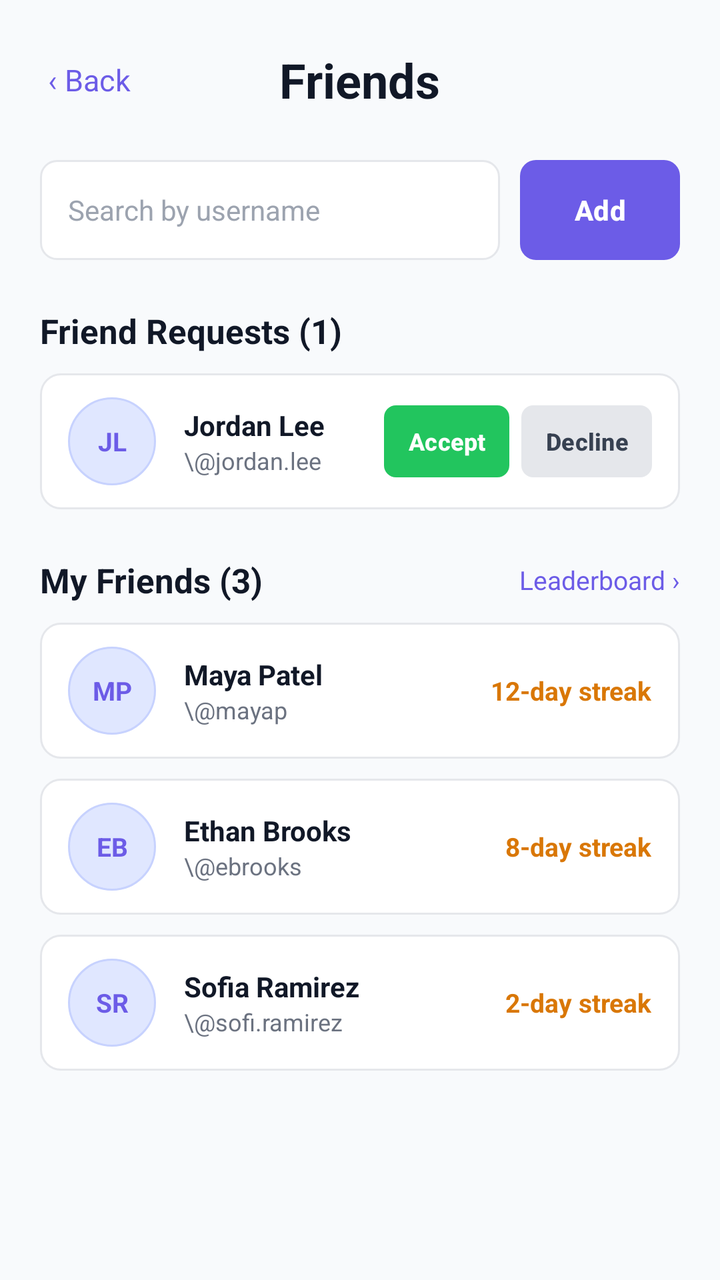
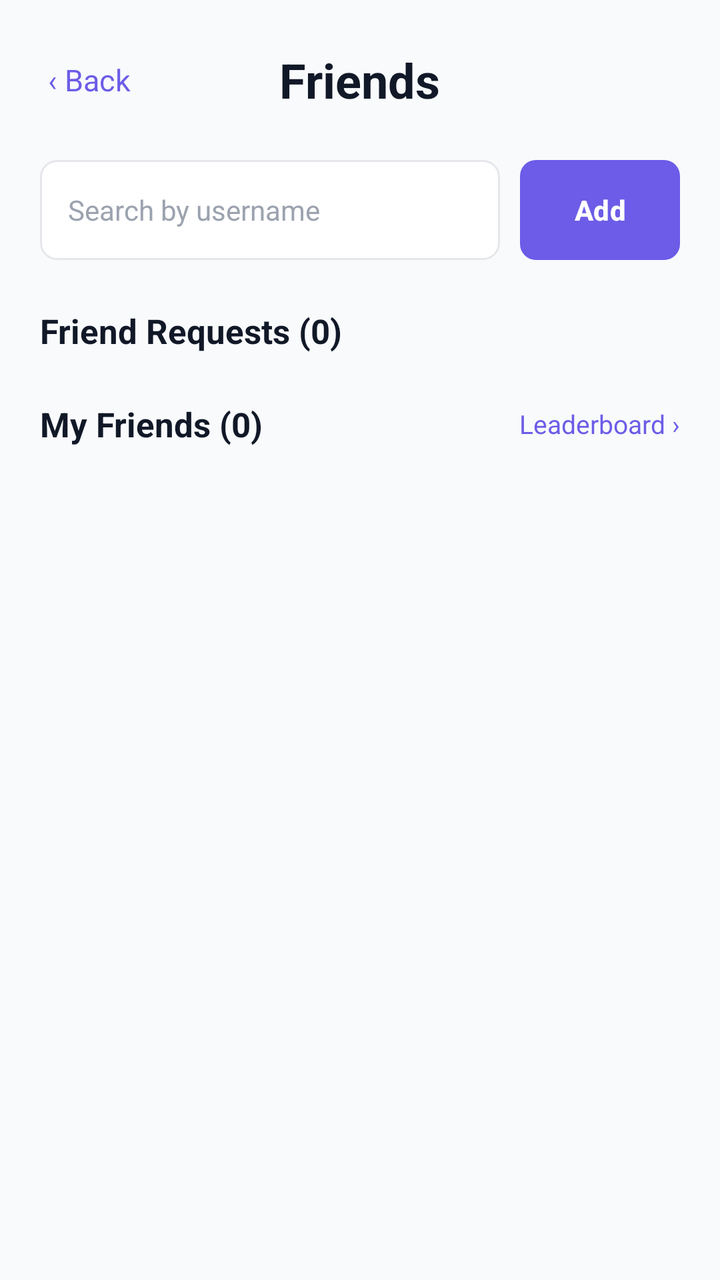

Two renders of the same Android screen: before a commit and after it. Below are the layout's source before the change and the commit's diff.
<!-- AndroidManifest.xml: application theme Theme.ShortFormBlocker -->
<!-- res/layout/fragment_friends.xml -->
<?xml version="1.0" encoding="utf-8"?>
<LinearLayout xmlns:android="http://schemas.android.com/apk/res/android"
    xmlns:app="http://schemas.android.com/apk/res-auto"
    xmlns:tools="http://schemas.android.com/tools"
    android:id="@+id/friends_root"
    android:layout_width="match_parent"
    android:layout_height="match_parent"
    android:background="@color/fs_background"
    android:orientation="vertical"
    tools:context=".FriendsFragment">

    <ScrollView
        android:layout_width="match_parent"
        android:layout_height="0dp"
        android:layout_weight="1"
        android:fillViewport="true">

        <LinearLayout
            android:layout_width="match_parent"
            android:layout_height="wrap_content"
            android:orientation="vertical"
            android:paddingStart="20dp"
            android:paddingTop="12dp"
            android:paddingEnd="20dp"
            android:paddingBottom="20dp">

            
            <FrameLayout
                android:layout_width="match_parent"
                android:layout_height="56dp">

                <TextView
                    android:id="@+id/btn_back"
                    android:layout_width="wrap_content"
                    android:layout_height="wrap_content"
                    android:layout_gravity="start|center_vertical"
                    android:padding="4dp"
                    android:text="‹ Back"
                    android:textColor="@color/fs_primary"
                    android:textSize="15sp" />

                <TextView
                    android:layout_width="wrap_content"
                    android:layout_height="wrap_content"
                    android:layout_gravity="center"
                    android:text="Friends"
                    android:textColor="@color/fs_text_primary"
                    android:textSize="24sp"
                    android:textStyle="bold" />
            </FrameLayout>

            
            <LinearLayout
                android:layout_width="match_parent"
                android:layout_height="wrap_content"
                android:layout_marginTop="12dp"
                android:gravity="center_vertical"
                android:orientation="horizontal">

                <EditText
                    android:id="@+id/et_search_username"
                    android:layout_width="0dp"
                    android:layout_height="50dp"
                    android:layout_weight="1"
                    android:autofillHints="username"
                    android:background="@drawable/bg_fs_search"
                    android:hint="Search by username"
                    android:inputType="text"
                    android:paddingStart="14dp"
                    android:paddingEnd="14dp"
                    android:textColor="@color/fs_text_primary"
                    android:textColorHint="@color/fs_text_hint"
                    android:textSize="14sp" />

                <com.google.android.material.button.MaterialButton
                    android:id="@+id/btn_add_friend"
                    android:layout_width="wrap_content"
                    android:layout_height="50dp"
                    android:layout_marginStart="10dp"
                    android:insetTop="0dp"
                    android:insetBottom="0dp"
                    android:minWidth="80dp"
                    android:text="Add"
                    android:textColor="@color/fs_card"
                    android:textStyle="bold"
                    app:backgroundTint="@color/fs_primary"
                    app:cornerRadius="8dp" />
            </LinearLayout>

            
            <TextView
                style="@style/FS.SectionTitle"
                android:layout_marginTop="24dp"
                android:text="Friend Requests (1)" />

            <LinearLayout style="@style/FS.Card">

                <TextView
                    style="@style/FS.Avatar"
                    android:text="JL" />

                <LinearLayout
                    android:layout_width="0dp"
                    android:layout_height="wrap_content"
                    android:layout_marginStart="14dp"
                    android:layout_weight="1"
                    android:orientation="vertical">

                    <TextView
                        style="@style/FS.NameText"
                        android:text="Jordan Lee" />

                    <TextView
                        style="@style/FS.SubText"
                        android:text="\@jordan.lee" />
                </LinearLayout>

                <com.google.android.material.button.MaterialButton
                    android:id="@+id/btn_accept"
                    android:layout_width="wrap_content"
                    android:layout_height="36dp"
                    android:insetTop="0dp"
                    android:insetBottom="0dp"
                    android:minWidth="0dp"
                    android:paddingStart="12dp"
                    android:paddingEnd="12dp"
                    android:text="Accept"
                    android:textColor="@color/fs_card"
                    android:textSize="12sp"
                    android:textStyle="bold"
                    app:backgroundTint="@color/fs_accept_green"
                    app:cornerRadius="6dp" />

                <com.google.android.material.button.MaterialButton
                    android:id="@+id/btn_decline"
                    android:layout_width="wrap_content"
                    android:layout_height="36dp"
                    android:layout_marginStart="6dp"
                    android:insetTop="0dp"
                    android:insetBottom="0dp"
                    android:minWidth="0dp"
                    android:paddingStart="12dp"
                    android:paddingEnd="12dp"
                    android:text="Decline"
                    android:textColor="@color/fs_decline_text"
                    android:textSize="12sp"
                    android:textStyle="bold"
                    app:backgroundTint="@color/fs_decline_gray"
                    app:cornerRadius="6dp" />
            </LinearLayout>

            
            <LinearLayout
                android:layout_width="match_parent"
                android:layout_height="wrap_content"
                android:layout_marginTop="24dp"
                android:gravity="center_vertical"
                android:orientation="horizontal">

                <TextView
                    style="@style/FS.SectionTitle"
                    android:layout_width="0dp"
                    android:layout_weight="1"
                    android:text="My Friends (3)" />

                <TextView
                    android:id="@+id/link_leaderboard"
                    android:layout_width="wrap_content"
                    android:layout_height="wrap_content"
                    android:text="Leaderboard ›"
                    android:textColor="@color/fs_primary"
                    android:textSize="13sp" />
            </LinearLayout>

            <LinearLayout style="@style/FS.Card">

                <TextView
                    style="@style/FS.Avatar"
                    android:text="MP" />

                <LinearLayout
                    android:layout_width="0dp"
                    android:layout_height="wrap_content"
                    android:layout_marginStart="14dp"
                    android:layout_weight="1"
                    android:orientation="vertical">

                    <TextView
                        style="@style/FS.NameText"
                        android:text="Maya Patel" />

                    <TextView
                        style="@style/FS.SubText"
                        android:text="\@mayap" />
                </LinearLayout>

                <TextView
                    android:layout_width="wrap_content"
                    android:layout_height="wrap_content"
                    android:text="12-day streak"
                    android:textColor="@color/fs_streak_orange"
                    android:textSize="13sp"
                    android:textStyle="bold" />
            </LinearLayout>

            <LinearLayout style="@style/FS.Card">

                <TextView
                    style="@style/FS.Avatar"
                    android:text="EB" />

                <LinearLayout
                    android:layout_width="0dp"
                    android:layout_height="wrap_content"
                    android:layout_marginStart="14dp"
                    android:layout_weight="1"
                    android:orientation="vertical">

                    <TextView
                        style="@style/FS.NameText"
                        android:text="Ethan Brooks" />

                    <TextView
                        style="@style/FS.SubText"
                        android:text="\@ebrooks" />
                </LinearLayout>

                <TextView
                    android:layout_width="wrap_content"
                    android:layout_height="wrap_content"
                    android:text="8-day streak"
                    android:textColor="@color/fs_streak_orange"
                    android:textSize="13sp"
                    android:textStyle="bold" />
            </LinearLayout>

            <LinearLayout style="@style/FS.Card">

                <TextView
                    style="@style/FS.Avatar"
                    android:text="SR" />

                <LinearLayout
                    android:layout_width="0dp"
                    android:layout_height="wrap_content"
                    android:layout_marginStart="14dp"
                    android:layout_weight="1"
                    android:orientation="vertical">

                    <TextView
                        style="@style/FS.NameText"
                        android:text="Sofia Ramirez" />

                    <TextView
                        style="@style/FS.SubText"
                        android:text="\@sofi.ramirez" />
                </LinearLayout>

                <TextView
                    android:layout_width="wrap_content"
                    android:layout_height="wrap_content"
                    android:text="2-day streak"
                    android:textColor="@color/fs_streak_orange"
                    android:textSize="13sp"
                    android:textStyle="bold" />
            </LinearLayout>

        </LinearLayout>
    </ScrollView>

</LinearLayout>
<!-- resources referenced by this layout -->
<resources>
  <color name="fs_accept_green">#FF22C55E</color>
  <color name="fs_background">#FFF8FAFC</color>
  <color name="fs_card">#FFFFFFFF</color>
  <color name="fs_decline_gray">#FFE5E7EB</color>
  <color name="fs_decline_text">#FF374151</color>
  <color name="fs_primary">#FF6C5CE7</color>
  <color name="fs_streak_orange">#FFD97706</color>
  <color name="fs_text_hint">#FF9CA3AF</color>
  <color name="fs_text_primary">#FF111827</color>
  <!-- drawable bg_fs_search (drawable) -->
  <?xml version="1.0" encoding="utf-8"?>
  <shape xmlns:android="http://schemas.android.com/apk/res/android" android:shape="rectangle">
      <solid android:color="@color/fs_card" />
      <stroke android:width="1dp" android:color="@color/fs_card_stroke" />
      <corners android:radius="8dp" />
  </shape>
  <style name="FS.Avatar">
          <item name="android:layout_width">44dp</item>
          <item name="android:layout_height">44dp</item>
          <item name="android:background">@drawable/bg_fs_avatar</item>
          <item name="android:gravity">center</item>
          <item name="android:textColor">@color/fs_primary</item>
          <item name="android:textSize">13sp</item>
          <item name="android:textStyle">bold</item>
      </style>
  <style name="FS.Card">
          <item name="android:layout_width">match_parent</item>
          <item name="android:layout_height">wrap_content</item>
          <item name="android:background">@drawable/bg_fs_card</item>
          <item name="android:gravity">center_vertical</item>
          <item name="android:orientation">horizontal</item>
          <item name="android:minHeight">64dp</item>
          <item name="android:paddingStart">14dp</item>
          <item name="android:paddingEnd">14dp</item>
          <item name="android:paddingTop">12dp</item>
          <item name="android:paddingBottom">12dp</item>
          <item name="android:layout_marginTop">10dp</item>
      </style>
  <style name="FS.NameText">
          <item name="android:layout_width">wrap_content</item>
          <item name="android:layout_height">wrap_content</item>
          <item name="android:textColor">@color/fs_text_primary</item>
          <item name="android:textSize">14sp</item>
          <item name="android:textStyle">bold</item>
      </style>
  <style name="FS.SectionTitle">
          <item name="android:layout_width">wrap_content</item>
          <item name="android:layout_height">wrap_content</item>
          <item name="android:textColor">@color/fs_text_primary</item>
          <item name="android:textSize">17sp</item>
          <item name="android:textStyle">bold</item>
      </style>
  <style name="FS.SubText">
          <item name="android:layout_width">wrap_content</item>
          <item name="android:layout_height">wrap_content</item>
          <item name="android:textColor">@color/fs_text_secondary</item>
          <item name="android:textSize">12sp</item>
      </style>
  <style name="Theme.ShortFormBlocker" parent="Base.Theme.ShortFormBlocker" />
  <color name="fs_card_stroke">#FFE5E7EB</color>
  <!-- drawable bg_fs_avatar (drawable) -->
  <?xml version="1.0" encoding="utf-8"?>
  <shape xmlns:android="http://schemas.android.com/apk/res/android" android:shape="oval">
      <solid android:color="@color/fs_primary_light" />
      <stroke android:width="1dp" android:color="@color/fs_primary_light_stroke" />
  </shape>
  <!-- drawable bg_fs_card (drawable) -->
  <?xml version="1.0" encoding="utf-8"?>
  <shape xmlns:android="http://schemas.android.com/apk/res/android" android:shape="rectangle">
      <solid android:color="@color/fs_card" />
      <stroke android:width="1dp" android:color="@color/fs_card_stroke" />
      <corners android:radius="10dp" />
  </shape>
  <color name="fs_text_secondary">#FF6B7280</color>
  <style name="Base.Theme.ShortFormBlocker" parent="Theme.Material3.DayNight.NoActionBar">
          
          
      </style>
  <color name="fs_primary_light">#FFE0E7FF</color>
  <color name="fs_primary_light_stroke">#FFC7D2FE</color>
</resources>

<!-- the commit's change to res/layout/fragment_friends.xml (unified diff, before → after) -->
@@ -89,65 +89,16 @@
 
             
             <TextView
+                android:id="@+id/friendRequestsTitle"
                 style="@style/FS.SectionTitle"
                 android:layout_marginTop="24dp"
-                android:text="Friend Requests (1)" />
+                android:text="Friend Requests (0)" />
 
-            <LinearLayout style="@style/FS.Card">
-
-                <TextView
-                    style="@style/FS.Avatar"
-                    android:text="JL" />
-
-                <LinearLayout
-                    android:layout_width="0dp"
-                    android:layout_height="wrap_content"
-                    android:layout_marginStart="14dp"
-                    android:layout_weight="1"
-                    android:orientation="vertical">
-
-                    <TextView
-                        style="@style/FS.NameText"
-                        android:text="Jordan Lee" />
-
-                    <TextView
-                        style="@style/FS.SubText"
-                        android:text="\@jordan.lee" />
-                </LinearLayout>
-
-                <com.google.android.material.button.MaterialButton
-                    android:id="@+id/btn_accept"
-                    android:layout_width="wrap_content"
-                    android:layout_height="36dp"
-                    android:insetTop="0dp"
-                    android:insetBottom="0dp"
-                    android:minWidth="0dp"
-                    android:paddingStart="12dp"
-                    android:paddingEnd="12dp"
-                    android:text="Accept"
-                    android:textColor="@color/fs_card"
-                    android:textSize="12sp"
-                    android:textStyle="bold"
-                    app:backgroundTint="@color/fs_accept_green"
-                    app:cornerRadius="6dp" />
-
-                <com.google.android.material.button.MaterialButton
-                    android:id="@+id/btn_decline"
-                    android:layout_width="wrap_content"
-                    android:layout_height="36dp"
-                    android:layout_marginStart="6dp"
-                    android:insetTop="0dp"
-                    android:insetBottom="0dp"
-                    android:minWidth="0dp"
-                    android:paddingStart="12dp"
-                    android:paddingEnd="12dp"
-                    android:text="Decline"
-                    android:textColor="@color/fs_decline_text"
-                    android:textSize="12sp"
-                    android:textStyle="bold"
-                    app:backgroundTint="@color/fs_decline_gray"
-                    app:cornerRadius="6dp" />
-            </LinearLayout>
+            <LinearLayout
+                android:id="@+id/friendRequestsContainer"
+                android:layout_width="match_parent"
+                android:layout_height="wrap_content"
+                android:orientation="vertical" />
 
             
             <LinearLayout
@@ -158,10 +109,11 @@
                 android:orientation="horizontal">
 
                 <TextView
+                    android:id="@+id/myFriendsTitle"
                     style="@style/FS.SectionTitle"
                     android:layout_width="0dp"
                     android:layout_weight="1"
-                    android:text="My Friends (3)" />
+                    android:text="My Friends (0)" />
 
                 <TextView
                     android:id="@+id/link_leaderboard"
@@ -172,98 +124,11 @@
                     android:textSize="13sp" />
             </LinearLayout>
 
-            <LinearLayout style="@style/FS.Card">
-
-                <TextView
-                    style="@style/FS.Avatar"
-                    android:text="MP" />
-
-                <LinearLayout
-                    android:layout_width="0dp"
-                    android:layout_height="wrap_content"
-                    android:layout_marginStart="14dp"
-                    android:layout_weight="1"
-                    android:orientation="vertical">
-
-                    <TextView
-                        style="@style/FS.NameText"
-                        android:text="Maya Patel" />
-
-                    <TextView
-                        style="@style/FS.SubText"
-                        android:text="\@mayap" />
-                </LinearLayout>
-
-                <TextView
-                    android:layout_width="wrap_content"
-                    android:layout_height="wrap_content"
-                    android:text="12-day streak"
-                    android:textColor="@color/fs_streak_orange"
-                    android:textSize="13sp"
-                    android:textStyle="bold" />
-            </LinearLayout>
-
-            <LinearLayout style="@style/FS.Card">
-
-                <TextView
-                    style="@style/FS.Avatar"
-                    android:text="EB" />
-
-                <LinearLayout
-                    android:layout_width="0dp"
-                    android:layout_height="wrap_content"
-                    android:layout_marginStart="14dp"
-                    android:layout_weight="1"
-                    android:orientation="vertical">
-
-                    <TextView
-                        style="@style/FS.NameText"
-                        android:text="Ethan Brooks" />
-
-                    <TextView
-                        style="@style/FS.SubText"
-                        android:text="\@ebrooks" />
-                </LinearLayout>
-
-                <TextView
-                    android:layout_width="wrap_content"
-                    android:layout_height="wrap_content"
-                    android:text="8-day streak"
-                    android:textColor="@color/fs_streak_orange"
-                    android:textSize="13sp"
-                    android:textStyle="bold" />
-            </LinearLayout>
-
-            <LinearLayout style="@style/FS.Card">
-
-                <TextView
-                    style="@style/FS.Avatar"
-                    android:text="SR" />
-
-                <LinearLayout
-                    android:layout_width="0dp"
-                    android:layout_height="wrap_content"
-                    android:layout_marginStart="14dp"
-                    android:layout_weight="1"
-                    android:orientation="vertical">
-
-                    <TextView
-                        style="@style/FS.NameText"
-                        android:text="Sofia Ramirez" />
-
-                    <TextView
-                        style="@style/FS.SubText"
-                        android:text="\@sofi.ramirez" />
-                </LinearLayout>
-
-                <TextView
-                    android:layout_width="wrap_content"
-                    android:layout_height="wrap_content"
-                    android:text="2-day streak"
-                    android:textColor="@color/fs_streak_orange"
-                    android:textSize="13sp"
-                    android:textStyle="bold" />
-            </LinearLayout>
+            <LinearLayout
+                android:id="@+id/friendsContainer"
+                android:layout_width="match_parent"
+                android:layout_height="wrap_content"
+                android:orientation="vertical" />
 
         </LinearLayout>
     </ScrollView>
<!-- resource entries referenced after the edit -->
@@ -1,12 +1,8 @@
 <!-- resources referenced by this layout -->
 <resources>
-  <color name="fs_accept_green">#FF22C55E</color>
   <color name="fs_background">#FFF8FAFC</color>
   <color name="fs_card">#FFFFFFFF</color>
-  <color name="fs_decline_gray">#FFE5E7EB</color>
-  <color name="fs_decline_text">#FF374151</color>
   <color name="fs_primary">#FF6C5CE7</color>
-  <color name="fs_streak_orange">#FFD97706</color>
   <color name="fs_text_hint">#FF9CA3AF</color>
   <color name="fs_text_primary">#FF111827</color>
   <!-- drawable bg_fs_search (drawable) -->
@@ -16,35 +12,6 @@
       <stroke android:width="1dp" android:color="@color/fs_card_stroke" />
       <corners android:radius="8dp" />
   </shape>
-  <style name="FS.Avatar">
-          <item name="android:layout_width">44dp</item>
-          <item name="android:layout_height">44dp</item>
-          <item name="android:background">@drawable/bg_fs_avatar</item>
-          <item name="android:gravity">center</item>
-          <item name="android:textColor">@color/fs_primary</item>
-          <item name="android:textSize">13sp</item>
-          <item name="android:textStyle">bold</item>
-      </style>
-  <style name="FS.Card">
-          <item name="android:layout_width">match_parent</item>
-          <item name="android:layout_height">wrap_content</item>
-          <item name="android:background">@drawable/bg_fs_card</item>
-          <item name="android:gravity">center_vertical</item>
-          <item name="android:orientation">horizontal</item>
-          <item name="android:minHeight">64dp</item>
-          <item name="android:paddingStart">14dp</item>
-          <item name="android:paddingEnd">14dp</item>
-          <item name="android:paddingTop">12dp</item>
-          <item name="android:paddingBottom">12dp</item>
-          <item name="android:layout_marginTop">10dp</item>
-      </style>
-  <style name="FS.NameText">
-          <item name="android:layout_width">wrap_content</item>
-          <item name="android:layout_height">wrap_content</item>
-          <item name="android:textColor">@color/fs_text_primary</item>
-          <item name="android:textSize">14sp</item>
-          <item name="android:textStyle">bold</item>
-      </style>
   <style name="FS.SectionTitle">
           <item name="android:layout_width">wrap_content</item>
           <item name="android:layout_height">wrap_content</item>
@@ -52,33 +19,11 @@
           <item name="android:textSize">17sp</item>
           <item name="android:textStyle">bold</item>
       </style>
-  <style name="FS.SubText">
-          <item name="android:layout_width">wrap_content</item>
-          <item name="android:layout_height">wrap_content</item>
-          <item name="android:textColor">@color/fs_text_secondary</item>
-          <item name="android:textSize">12sp</item>
-      </style>
   <style name="Theme.ShortFormBlocker" parent="Base.Theme.ShortFormBlocker" />
   <color name="fs_card_stroke">#FFE5E7EB</color>
-  <!-- drawable bg_fs_avatar (drawable) -->
-  <?xml version="1.0" encoding="utf-8"?>
-  <shape xmlns:android="http://schemas.android.com/apk/res/android" android:shape="oval">
-      <solid android:color="@color/fs_primary_light" />
-      <stroke android:width="1dp" android:color="@color/fs_primary_light_stroke" />
-  </shape>
-  <!-- drawable bg_fs_card (drawable) -->
-  <?xml version="1.0" encoding="utf-8"?>
-  <shape xmlns:android="http://schemas.android.com/apk/res/android" android:shape="rectangle">
-      <solid android:color="@color/fs_card" />
-      <stroke android:width="1dp" android:color="@color/fs_card_stroke" />
-      <corners android:radius="10dp" />
-  </shape>
-  <color name="fs_text_secondary">#FF6B7280</color>
   <style name="Base.Theme.ShortFormBlocker" parent="Theme.Material3.DayNight.NoActionBar">
           
           
       </style>
-  <color name="fs_primary_light">#FFE0E7FF</color>
-  <color name="fs_primary_light_stroke">#FFC7D2FE</color>
 </resources>
 
